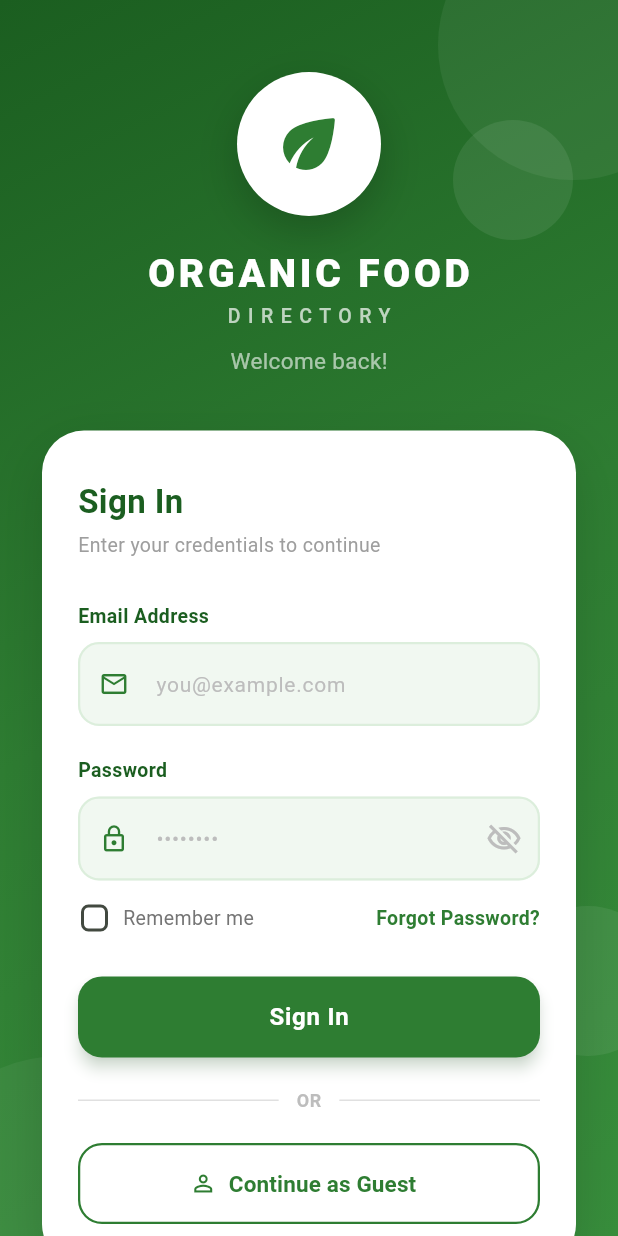
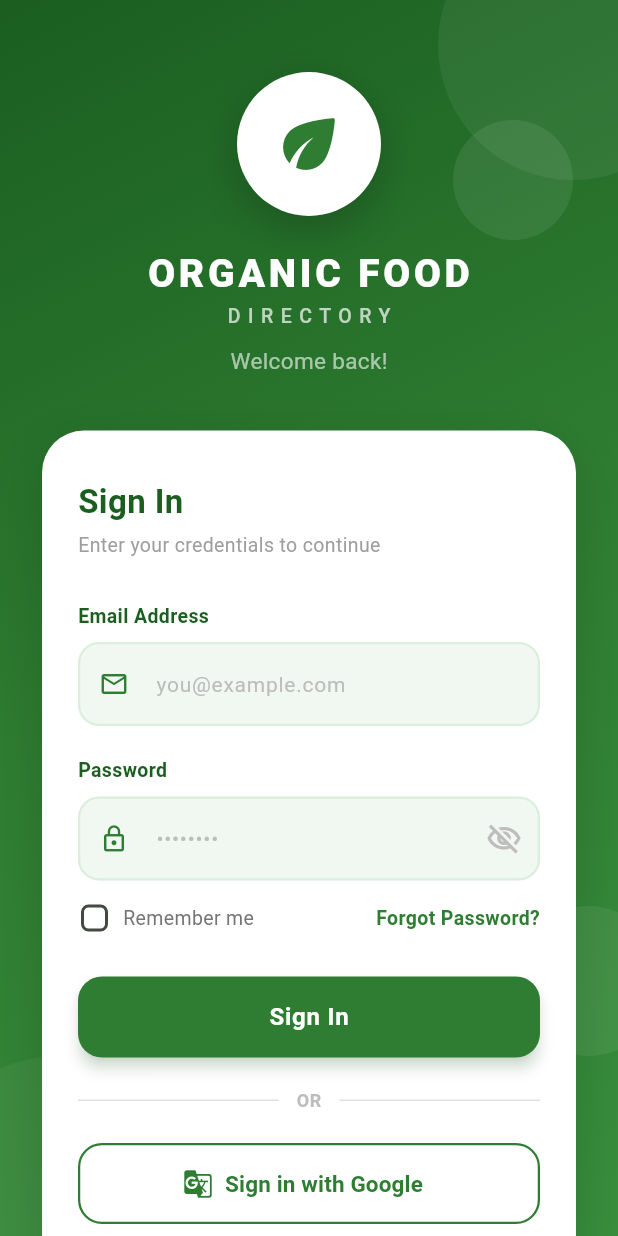
Before and after one commit to Strixx-thierry/Organic-food-directory, a Flutter app: the screen it shows after launch, on a phone screen of 412 x 824 dp. Run offline on Flutter 3.47's test engine with Material 3 defaults, Android fonts, the phone set to English and light mode, and no system bars; our stand-ins replace bloc, cloud_firestore, equatable, firebase_auth, firebase_core, flutter_bloc; accounts and stored records are empty; generated files the repository leaves out were written again.

Commit message:
Update login screen to use bloc and integrate with firebase

```diff
--- a/lib/screens/login_screen.dart
+++ b/lib/screens/login_screen.dart
@@ -1,4 +1,8 @@
 import 'package:flutter/material.dart';
+import 'package:flutter_bloc/flutter_bloc.dart';
+import 'package:organic_food_directory/bloc/auth/auth_bloc.dart';
+import 'package:organic_food_directory/bloc/auth/auth_event.dart';
+import 'package:organic_food_directory/bloc/auth/auth_state.dart';
 
 class LoginScreen extends StatefulWidget {
   const LoginScreen({super.key});
@@ -12,11 +16,9 @@ class _LoginScreenState extends State<LoginScreen>
   final _formKey = GlobalKey<FormState>();
   final _emailController = TextEditingController();
   final _passwordController = TextEditingController();
-
   bool _obscurePassword = true;
   bool _isLoading = false;
   bool _rememberMe = false;
-
   late AnimationController _animController;
   late Animation<double> _fadeAnim;
   late Animation<Offset> _slideAnim;
@@ -47,23 +49,37 @@ class _LoginScreenState extends State<LoginScreen>
     super.dispose();
   }
 
-  void _handleLogin() async {
+  void _handleLogin() {
     if (!_formKey.currentState!.validate()) return;
+    final email = _emailController.text.trim();
+    final password = _passwordController.text.trim();
+    context.read<AuthBloc>().add(LoginEvent(email, password));
+  }
+
+  @override
+  Widget build(BuildContext context) {
+    return BlocListener<AuthBloc, AuthState>(
+      listener: (context, state) {
+        if (state is AuthLoading) {
           setState(() => _isLoading = true);
-    // Simulate network call — replace with real auth logic
-    await Future.delayed(const Duration(seconds: 2));
+        } else if (state is AuthSuccess) {
           setState(() => _isLoading = false);
           if (mounted) {
             Navigator.pushReplacementNamed(context, '/home');
           }
+        } else if (state is AuthError) {
+          setState(() => _isLoading = false);
+          ScaffoldMessenger.of(context).showSnackBar(
+            SnackBar(
+              content: Text(state.message),
+              backgroundColor: Colors.red.shade400,
+            ),
+          );
         }
-
-  @override
-  Widget build(BuildContext context) {
-    return Scaffold(
+      },
+      child: Scaffold(
         body: Stack(
           children: [
-          // ── Background gradient ──────────────────────────────────────────
             Container(
               decoration: const BoxDecoration(
                 gradient: LinearGradient(
@@ -73,8 +89,6 @@ class _LoginScreenState extends State<LoginScreen>
                 ),
               ),
             ),
-
-          // ── Decorative circles ───────────────────────────────────────────
             Positioned(
               top: -60,
               right: -60,
@@ -95,8 +109,6 @@ class _LoginScreenState extends State<LoginScreen>
               right: -30,
               child: _decorCircle(100, Colors.white.withOpacity(0.07)),
             ),
-
-          // ── Main content ─────────────────────────────────────────────────
             SafeArea(
               child: SingleChildScrollView(
                 padding: const EdgeInsets.symmetric(horizontal: 28),
@@ -108,8 +120,6 @@ class _LoginScreenState extends State<LoginScreen>
                       crossAxisAlignment: CrossAxisAlignment.center,
                       children: [
                         const SizedBox(height: 48),
-
-                      // Logo
                         Container(
                           padding: const EdgeInsets.all(22),
                           decoration: BoxDecoration(
@@ -130,8 +140,6 @@ class _LoginScreenState extends State<LoginScreen>
                           ),
                         ),
                         const SizedBox(height: 20),
-
-                      // Title
                         const Text(
                           'ORGANIC FOOD',
                           style: TextStyle(
@@ -158,10 +166,7 @@ class _LoginScreenState extends State<LoginScreen>
                             fontSize: 15,
                           ),
                         ),
-
                         const SizedBox(height: 36),
-
-                      // ── Card ──────────────────────────────────────────────
                         Container(
                           padding: const EdgeInsets.fromLTRB(24, 32, 24, 28),
                           decoration: BoxDecoration(
@@ -197,8 +202,6 @@ class _LoginScreenState extends State<LoginScreen>
                                   ),
                                 ),
                                 const SizedBox(height: 28),
-
-                              // Email field
                                 _buildLabel('Email Address'),
                                 const SizedBox(height: 8),
                                 TextFormField(
@@ -219,8 +222,6 @@ class _LoginScreenState extends State<LoginScreen>
                                   },
                                 ),
                                 const SizedBox(height: 20),
-
-                              // Password field
                                 _buildLabel('Password'),
                                 const SizedBox(height: 8),
                                 TextFormField(
@@ -252,8 +253,6 @@ class _LoginScreenState extends State<LoginScreen>
                                   },
                                 ),
                                 const SizedBox(height: 14),
-
-                              // Remember me + Forgot password
                                 Row(
                                   mainAxisAlignment:
                                       MainAxisAlignment.spaceBetween,
@@ -283,9 +282,7 @@ class _LoginScreenState extends State<LoginScreen>
                                       ],
                                     ),
                                     GestureDetector(
-                                    onTap: () {
-                                      // TODO: navigate to forgot password
-                                    },
+                                      onTap: () {},
                                       child: const Text(
                                         'Forgot Password?',
                                         style: TextStyle(
@@ -298,8 +295,6 @@ class _LoginScreenState extends State<LoginScreen>
                                   ],
                                 ),
                                 const SizedBox(height: 28),
-
-                              // Login button
                                 SizedBox(
                                   width: double.infinity,
                                   height: 54,
@@ -334,10 +329,7 @@ class _LoginScreenState extends State<LoginScreen>
                                           ),
                                   ),
                                 ),
-
                                 const SizedBox(height: 20),
-
-                              // Divider
                                 Row(
                                   children: [
                                     Expanded(
@@ -357,15 +349,45 @@ class _LoginScreenState extends State<LoginScreen>
                                         child: Divider(color: Colors.grey[300])),
                                   ],
                                 ),
-
                                 const SizedBox(height: 20),
-
-                              // Continue as Guest
                                 SizedBox(
                                   width: double.infinity,
                                   height: 54,
                                   child: OutlinedButton.icon(
-                                  onPressed: () => Navigator.pushReplacementNamed(
+                                    onPressed: _isLoading
+                                        ? null
+                                        : () => context
+                                            .read<AuthBloc>()
+                                            .add(const GoogleLoginEvent()),
+                                    icon: const Icon(
+                                      Icons.g_translate,
+                                      color: Color(0xFF2E7D32),
+                                      size: 20,
+                                    ),
+                                    label: const Text(
+                                      'Sign in with Google',
+                                      style: TextStyle(
+                                        color: Color(0xFF2E7D32),
+                                        fontSize: 15,
+                                        fontWeight: FontWeight.w600,
+                                      ),
+                                    ),
+                                    style: OutlinedButton.styleFrom(
+                                      side: const BorderSide(
+                                          color: Color(0xFF2E7D32), width: 1.5),
+                                      shape: RoundedRectangleBorder(
+                                          borderRadius:
+                                              BorderRadius.circular(16)),
+                                    ),
+                                  ),
+                                ),
+                                const SizedBox(height: 16),
+                                SizedBox(
+                                  width: double.infinity,
+                                  height: 54,
+                                  child: OutlinedButton.icon(
+                                    onPressed: () =>
+                                        Navigator.pushReplacementNamed(
                                             context, '/home'),
                                     icon: const Icon(
                                       Icons.person_outline,
@@ -392,10 +414,7 @@ class _LoginScreenState extends State<LoginScreen>
                             ),
                           ),
                         ),
-
                         const SizedBox(height: 28),
-
-                      // Sign up link
                         Row(
                           mainAxisAlignment: MainAxisAlignment.center,
                           children: [
@@ -429,10 +448,9 @@ class _LoginScreenState extends State<LoginScreen>
             ),
           ],
         ),
+      ),
     );
   }
-
-  // ── Helpers ──────────────────────────────────────────────────────────────
 
   Widget _decorCircle(double size, Color color) {
     return Container(
@@ -479,8 +497,7 @@ class _LoginScreenState extends State<LoginScreen>
       ),
       errorBorder: OutlineInputBorder(
         borderRadius: BorderRadius.circular(14),
-        borderSide:
-            BorderSide(color: Colors.red.shade300, width: 1.5),
+        borderSide: BorderSide(color: Colors.red.shade300, width: 1.5),
       ),
       focusedErrorBorder: OutlineInputBorder(
         borderRadius: BorderRadius.circular(14),
```
Lines whose indentation alone changed are shown as unchanged.
